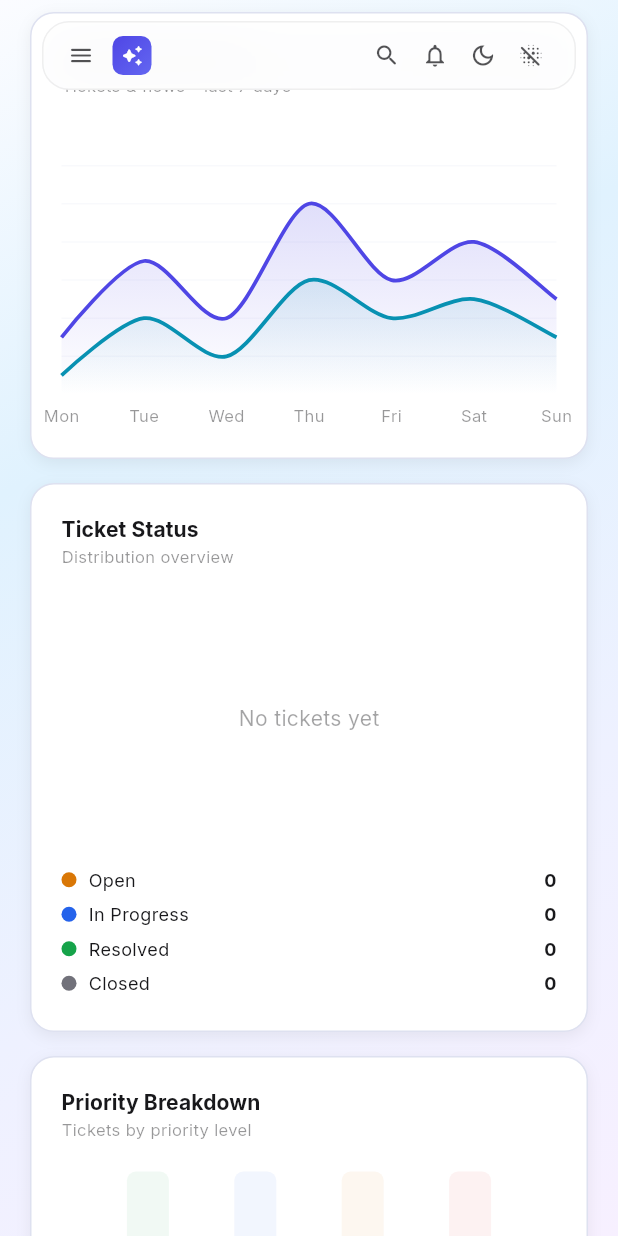
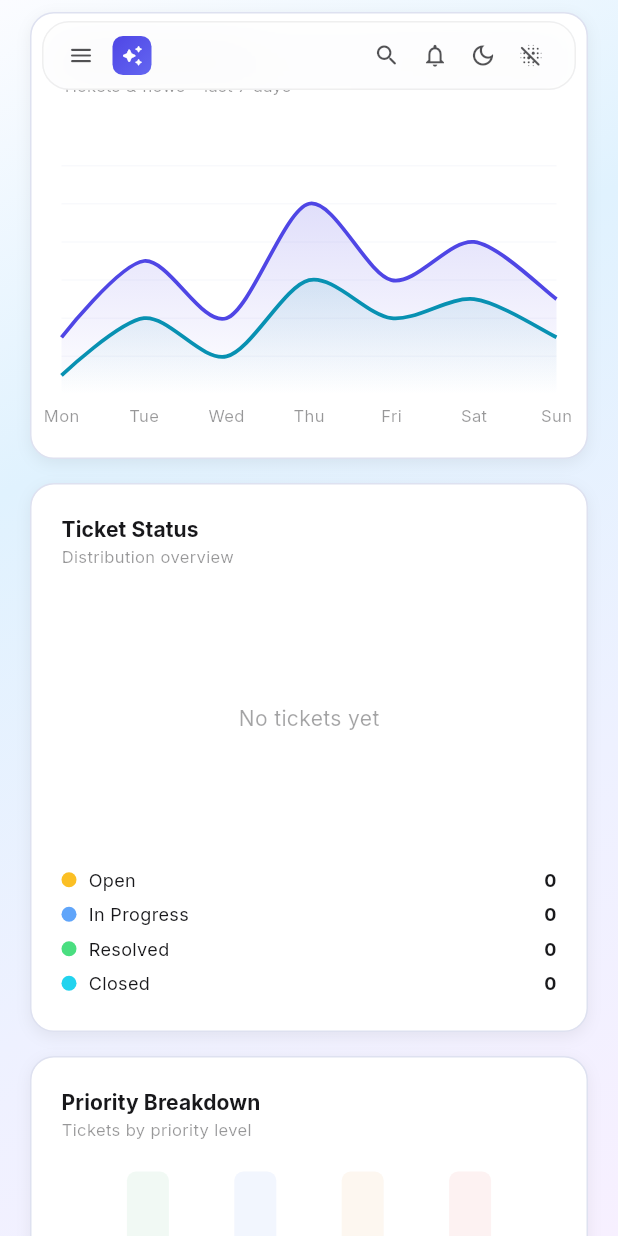
Before and after one commit to cosmopole-org/autocreat, a Flutter app: the DashboardScreen screen opened by its route, scrolled down 576 dp, on a phone screen of 412 x 824 dp. Run offline on Flutter 3.47's test engine with Material 3 defaults, Android fonts, the phone set to English and light mode, and no system bars; drawn by our look-alikes of badges, fl_chart, flutter_animate; our stand-ins replace cached_network_image, data_table_2, dio, dotted_border, file_picker, flutter_colorpicker and 9 more; missing offline and left inert: flutter_quill; accounts and stored records are empty; generated files the repository leaves out were written again; network calls fail.

Commit message:
fix: header layout, stat labels, and chart colors
- Move subtitle below header row on all screens (forms, models, letters,
  roles) so the action button aligns with the title only — eliminates
  the multi-line wrapping that made buttons look oversized on mobile
- Shorten models stat labels: 'Required Fields'→'Required',
  'Unique Fields'→'Unique' to prevent 2-line wrap in narrow cards
- Upgrade AppColors.chartColors to 400-level palette (indigo/cyan/
  green/amber/blue/red) for vibrant, legible bars on dark backgrounds
- Apply AppColors.chartColors consistently across all chart widgets
  (forms, models, flows, tickets, users, roles, letters, dashboard)

https://claude.ai/code/session_01L4cnrT11ADM19pG6w7tSn1

```diff
--- a/client/lib/screens/dashboard/dashboard_screen.dart
+++ b/client/lib/screens/dashboard/dashboard_screen.dart
@@ -657,10 +657,10 @@ class _TicketStatusDonutState extends State<_TicketStatusDonut> {
     ];
     final labels = ['Open', 'In Progress', 'Resolved', 'Closed'];
     final colors = [
-      AppColors.warning,
-      AppColors.info,
-      AppColors.success,
-      AppColors.lightTextSecondary,
+      AppColors.chartColors[3], // amber (open)
+      AppColors.chartColors[4], // blue (in progress)
+      AppColors.chartColors[2], // green (resolved)
+      AppColors.chartColors[1], // cyan (closed)
     ];
     final total = counts.fold(0, (a, b) => a + b);
 
--- a/client/lib/screens/flows/flows_screen.dart
+++ b/client/lib/screens/flows/flows_screen.dart
@@ -302,11 +302,7 @@ class _FlowsChart extends StatelessWidget {
             .fold<double>(0, (a, b) => a > b ? a : b) +
         2;
 
-    final colors = [
-      AppColors.primary,
-      AppColors.accent,
-      AppColors.success,
-    ];
+    final colors = AppColors.chartColors;
 
     // Node type breakdown
     final typeMap = <String, int>{};
--- a/client/lib/theme/app_colors.dart
+++ b/client/lib/theme/app_colors.dart
@@ -106,13 +106,13 @@ class AppColors {
   static const Color nodeStep = Color(0xFF4F46E5);
   static const Color nodeDecision = Color(0xFFD97706);
 
-  // Chart colors
+  // Chart colors — 400-level for vibrant rendering on both light & dark backgrounds
   static const List<Color> chartColors = [
-    Color(0xFF4F46E5),
-    Color(0xFF0891B2),
-    Color(0xFF16A34A),
-    Color(0xFFD97706),
-    Color(0xFFDC2626),
-    Color(0xFF7C3AED),
+    Color(0xFF6366F1),  // indigo-500 (bright primary)
+    Color(0xFF22D3EE),  // cyan-400  (bright accent)
+    Color(0xFF4ADE80),  // green-400 (bright success)
+    Color(0xFFFBBF24),  // amber-400 (bright warning)
+    Color(0xFF60A5FA),  // blue-400  (bright info)
+    Color(0xFFF87171),  // red-400   (bright error)
   ];
 }
```
Also changed, not shown: client/lib/screens/forms/forms_screen.dart (+13 -18 lines), client/lib/screens/letters/letters_screen.dart (+13 -17 lines), client/lib/screens/models/models_screen.dart (+15 -20 lines), client/lib/screens/roles/roles_screen.dart (+13 -18 lines), client/lib/screens/tickets/tickets_screen.dart (+8 -8 lines), client/lib/screens/users/users_screen.dart (+1 -8 lines).
